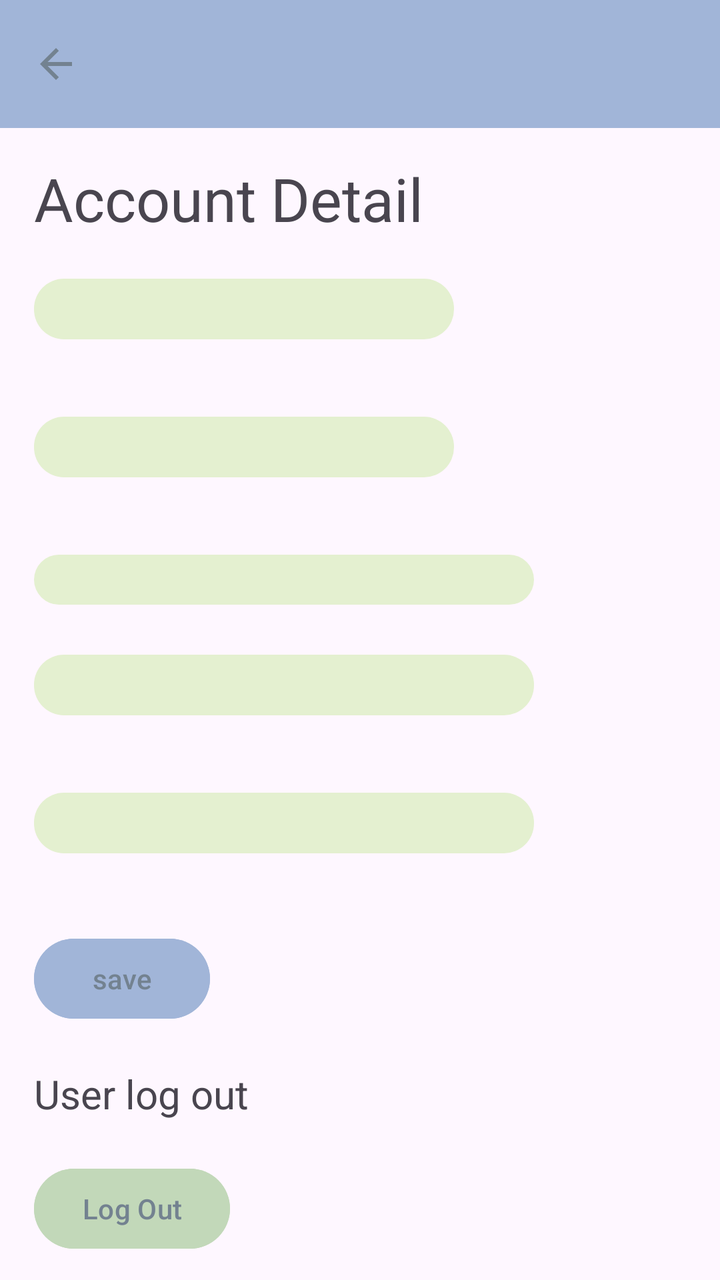
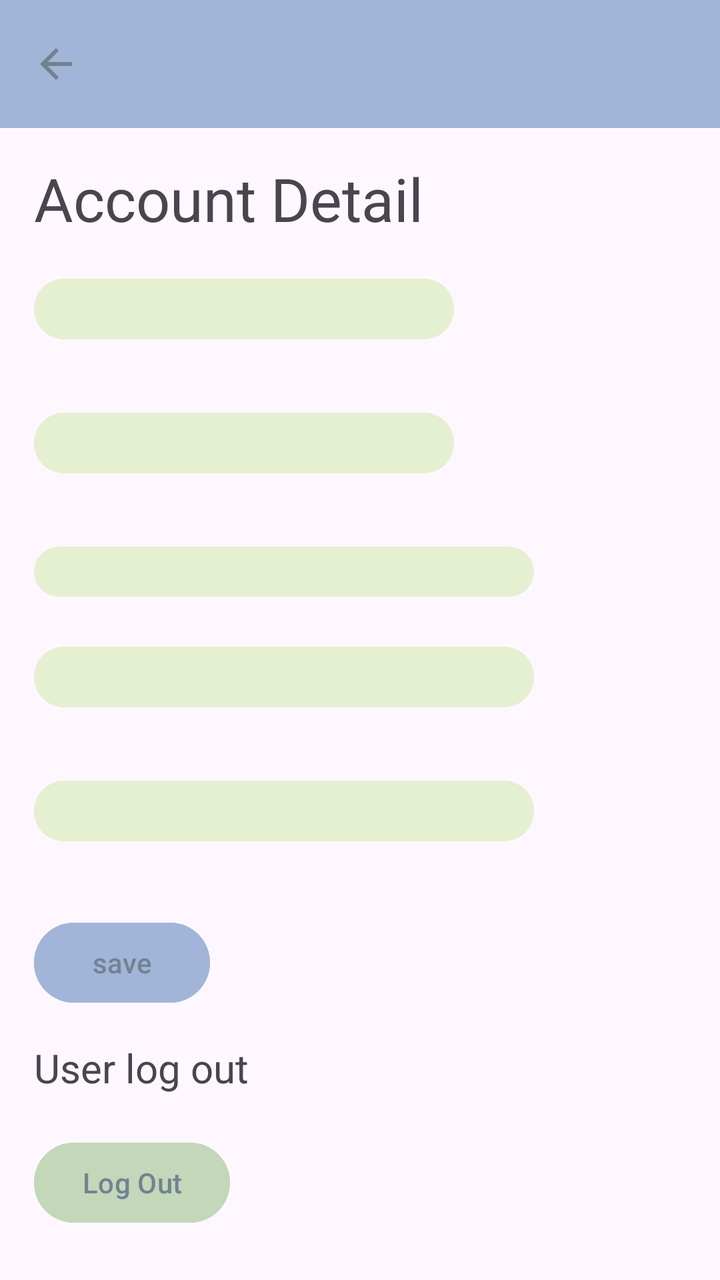

Two renders of the same Android screen: before a commit and after it. Below are the layout's source before the change and the commit's diff.
<!-- AndroidManifest.xml: application theme Theme.MyApp -->
<!-- res/layout/activity_user_accoun.xml -->
<?xml version="1.0" encoding="utf-8"?>
<androidx.constraintlayout.widget.ConstraintLayout xmlns:android="http://schemas.android.com/apk/res/android"
    xmlns:app="http://schemas.android.com/apk/res-auto"
    xmlns:tools="http://schemas.android.com/tools"
    android:id="@+id/main"
    android:layout_width="match_parent"
    android:layout_height="match_parent"
    tools:context=".userAccounActivity">

    <androidx.appcompat.widget.Toolbar
        android:id="@+id/userAccountToolbar"
        android:layout_width="0dp"
        android:layout_height="wrap_content"
        android:background="#A1B5D8"
        android:minHeight="?attr/actionBarSize"
        android:theme="?attr/actionBarTheme"
        app:navigationIcon="@drawable/arrow_back"
        app:layout_constraintEnd_toEndOf="parent"
        app:layout_constraintStart_toStartOf="parent"
        app:layout_constraintTop_toTopOf="parent" />

    <EditText
        android:id="@+id/firstNameTextView"
        android:layout_width="wrap_content"
        android:layout_height="wrap_content"
        android:layout_marginTop="20dp"
        android:layout_marginEnd="228dp"
        android:background="@drawable/signuptextview"
        android:ems="10"
        android:inputType="text"
        android:paddingStart="7dp"
        android:paddingTop="3dp"
        android:paddingEnd="5dp"
        android:paddingBottom="3dp"
        android:textColor="#738290"
        app:layout_constraintEnd_toEndOf="parent"
        app:layout_constraintHorizontal_bias="0.0"
        app:layout_constraintStart_toStartOf="@+id/textView4"
        app:layout_constraintTop_toBottomOf="@+id/textView4" />

    <EditText
        android:id="@+id/lastNameTextView"
        android:layout_width="wrap_content"
        android:layout_height="wrap_content"
        android:layout_marginTop="15dp"
        android:background="@drawable/signuptextview"
        android:ems="10"
        android:inputType="text"
        android:paddingStart="7dp"
        android:paddingTop="3dp"
        android:paddingEnd="5dp"
        android:paddingBottom="3dp"
        android:textColor="#738290"
        app:layout_constraintEnd_toEndOf="parent"
        app:layout_constraintHorizontal_bias="0.0"
        app:layout_constraintStart_toStartOf="@+id/firstNameTextView"
        app:layout_constraintTop_toBottomOf="@+id/nameError" />

    <TextView
        android:id="@+id/emailTextView"
        android:layout_width="250dp"
        android:layout_height="wrap_content"
        android:layout_marginTop="15dp"
        android:background="@drawable/signuptextview"
        android:ems="10"
        android:paddingStart="7dp"
        android:paddingTop="3dp"
        android:paddingEnd="5dp"
        android:paddingBottom="3dp"
        android:textColor="#738290"
        app:layout_constraintEnd_toEndOf="parent"
        app:layout_constraintHorizontal_bias="0.0"
        app:layout_constraintStart_toStartOf="@+id/lastNameError"
        app:layout_constraintTop_toBottomOf="@+id/lastNameError" />

    <EditText
        android:id="@+id/userNameTextView"
        android:layout_width="250dp"
        android:layout_height="wrap_content"
        android:layout_marginTop="25dp"
        android:background="@drawable/signuptextview"
        android:ems="10"
        android:inputType="text"
        android:paddingStart="7dp"
        android:paddingTop="3dp"
        android:paddingEnd="5dp"
        android:paddingBottom="3dp"
        android:textColor="#738290"
        app:layout_constraintStart_toStartOf="@+id/emailTextView"
        app:layout_constraintTop_toBottomOf="@+id/emailTextView" />

    <EditText
        android:id="@+id/passwordTextView"
        android:layout_width="250dp"
        android:layout_height="wrap_content"
        android:layout_marginTop="15dp"
        android:background="@drawable/signuptextview"
        android:ems="10"
        android:inputType="text"
        android:paddingStart="7dp"
        android:paddingTop="3dp"
        android:paddingEnd="5dp"
        android:paddingBottom="3dp"
        android:textColor="#738290"
        app:layout_constraintEnd_toEndOf="parent"
        app:layout_constraintHorizontal_bias="0.0"
        app:layout_constraintStart_toStartOf="@+id/usernameError"
        app:layout_constraintTop_toBottomOf="@+id/usernameError" />

    <Button
        android:id="@+id/saveChangesButton"
        android:layout_width="wrap_content"
        android:layout_height="wrap_content"
        android:layout_marginTop="15dp"
        android:layout_marginEnd="228dp"
        android:text="save"
        android:backgroundTint="#A1B5D8"
        android:textColor="#738290"
        app:layout_constraintEnd_toEndOf="parent"
        app:layout_constraintHorizontal_bias="0.0"
        app:layout_constraintStart_toStartOf="@+id/passwordError"
        app:layout_constraintTop_toBottomOf="@+id/passwordError" />

    <TextView
        android:id="@+id/textView3"
        android:layout_width="wrap_content"
        android:layout_height="wrap_content"
        android:layout_marginTop="20dp"
        android:text="User log out"
        android:textSize="20sp"
        app:layout_constraintEnd_toEndOf="parent"
        app:layout_constraintHorizontal_bias="0.0"
        app:layout_constraintStart_toStartOf="@+id/saveChangesButton"
        app:layout_constraintTop_toBottomOf="@+id/saveChangesButton" />

    <Button
        android:id="@+id/logOutButton"
        android:layout_width="wrap_content"
        android:layout_height="wrap_content"
        android:layout_marginTop="20dp"
        android:text="Log Out"
        android:backgroundTint="#C2D8B9"
        android:textColor="#738290"
        app:layout_constraintEnd_toEndOf="parent"
        app:layout_constraintHorizontal_bias="0.0"
        app:layout_constraintStart_toStartOf="@+id/textView3"
        app:layout_constraintTop_toBottomOf="@+id/textView3" />

    <TextView
        android:id="@+id/textView4"
        android:layout_width="wrap_content"
        android:layout_height="wrap_content"
        android:layout_marginTop="15dp"
        android:text="Account Detail"
        android:textSize="30sp"
        app:layout_constraintEnd_toEndOf="parent"
        app:layout_constraintHorizontal_bias="0.102"
        app:layout_constraintStart_toStartOf="parent"
        app:layout_constraintTop_toBottomOf="@+id/userAccountToolbar" />

    <TextView
        android:id="@+id/usernameError"
        android:layout_width="wrap_content"
        android:layout_height="wrap_content"
        android:layout_marginTop="10dp"
        android:textSize="10sp"
        app:layout_constraintEnd_toEndOf="parent"
        app:layout_constraintHorizontal_bias="0.0"
        app:layout_constraintStart_toStartOf="@+id/userNameTextView"
        app:layout_constraintTop_toBottomOf="@+id/userNameTextView" />

    <TextView
        android:id="@+id/passwordError"
        android:layout_width="wrap_content"
        android:layout_height="wrap_content"
        android:layout_marginTop="10dp"
        android:textSize="10sp"
        app:layout_constraintEnd_toEndOf="parent"
        app:layout_constraintHorizontal_bias="0.0"
        app:layout_constraintStart_toStartOf="@+id/passwordTextView"
        app:layout_constraintTop_toBottomOf="@+id/passwordTextView" />

    <TextView
        android:id="@+id/nameError"
        android:layout_width="wrap_content"
        android:layout_height="wrap_content"
        android:layout_marginTop="10dp"
        android:textSize="10sp"
        app:layout_constraintEnd_toEndOf="parent"
        app:layout_constraintHorizontal_bias="0.0"
        app:layout_constraintStart_toStartOf="@+id/firstNameTextView"
        app:layout_constraintTop_toBottomOf="@+id/firstNameTextView" />

    <TextView
        android:id="@+id/lastNameError"
        android:layout_width="wrap_content"
        android:layout_height="wrap_content"
        android:layout_marginTop="10dp"
        android:textSize="10sp"
        app:layout_constraintEnd_toEndOf="parent"
        app:layout_constraintHorizontal_bias="0.0"
        app:layout_constraintStart_toStartOf="@+id/lastNameTextView"
        app:layout_constraintTop_toBottomOf="@+id/lastNameTextView" />


</androidx.constraintlayout.widget.ConstraintLayout>
<!-- resources referenced by this layout -->
<resources>
  <!-- drawable arrow_back (drawable) -->
  <vector xmlns:android="http://schemas.android.com/apk/res/android" android:autoMirrored="true" android:height="24dp" android:tint="#738290" android:viewportHeight="960" android:viewportWidth="960" android:width="24dp">
        
      <path android:fillColor="@android:color/white" android:pathData="M313,520L537,744L480,800L160,480L480,160L537,216L313,440L800,440L800,520L313,520Z"/>
      
  </vector>
  <!-- drawable signuptextview (drawable) -->
  <?xml version="1.0" encoding="utf-8"?>
  <shape xmlns:android="http://schemas.android.com/apk/res/android"
      android:shape="rectangle">
      <solid android:color="#E4F0D0" />
      <corners android:radius="15dp"/>
  </shape>
  <style name="Theme.MyApp" parent="Base.Theme.MyApp" />
  <style name="Base.Theme.MyApp" parent="Theme.Material3.DayNight.NoActionBar">
          
          
      </style>
</resources>

<!-- the commit's change to res/layout/activity_user_accoun.xml (unified diff, before → after) -->
@@ -125,7 +125,7 @@
         android:id="@+id/textView3"
         android:layout_width="wrap_content"
         android:layout_height="wrap_content"
-        android:layout_marginTop="20dp"
+        android:layout_marginTop="15dp"
         android:text="User log out"
         android:textSize="20sp"
         app:layout_constraintEnd_toEndOf="parent"
@@ -138,8 +138,8 @@
         android:layout_width="wrap_content"
         android:layout_height="wrap_content"
         android:layout_marginTop="20dp"
+        android:backgroundTint="#C2D8B9"
         android:text="Log Out"
-        android:backgroundTint="#C2D8B9"
         android:textColor="#738290"
         app:layout_constraintEnd_toEndOf="parent"
         app:layout_constraintHorizontal_bias="0.0"
@@ -162,7 +162,7 @@
         android:id="@+id/usernameError"
         android:layout_width="wrap_content"
         android:layout_height="wrap_content"
-        android:layout_marginTop="10dp"
+        android:layout_marginTop="8dp"
         android:textSize="10sp"
         app:layout_constraintEnd_toEndOf="parent"
         app:layout_constraintHorizontal_bias="0.0"
@@ -173,7 +173,7 @@
         android:id="@+id/passwordError"
         android:layout_width="wrap_content"
         android:layout_height="wrap_content"
-        android:layout_marginTop="10dp"
+        android:layout_marginTop="8dp"
         android:textSize="10sp"
         app:layout_constraintEnd_toEndOf="parent"
         app:layout_constraintHorizontal_bias="0.0"
@@ -184,7 +184,7 @@
         android:id="@+id/nameError"
         android:layout_width="wrap_content"
         android:layout_height="wrap_content"
-        android:layout_marginTop="10dp"
+        android:layout_marginTop="8dp"
         android:textSize="10sp"
         app:layout_constraintEnd_toEndOf="parent"
         app:layout_constraintHorizontal_bias="0.0"
@@ -195,7 +195,7 @@
         android:id="@+id/lastNameError"
         android:layout_width="wrap_content"
         android:layout_height="wrap_content"
-        android:layout_marginTop="10dp"
+        android:layout_marginTop="8dp"
         android:textSize="10sp"
         app:layout_constraintEnd_toEndOf="parent"
         app:layout_constraintHorizontal_bias="0.0"
